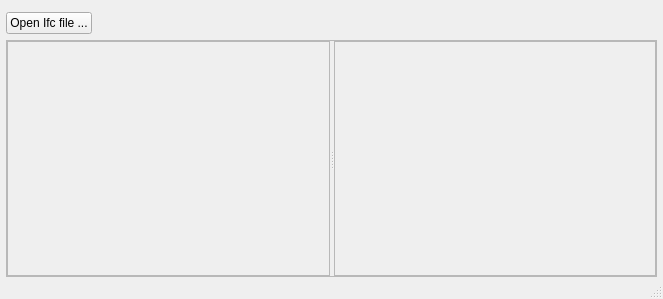
Before: the Qt Designer form IfcViewer/MainWindow.ui in HEShuang/IfcQtoRunner, drawn with Qt 5.
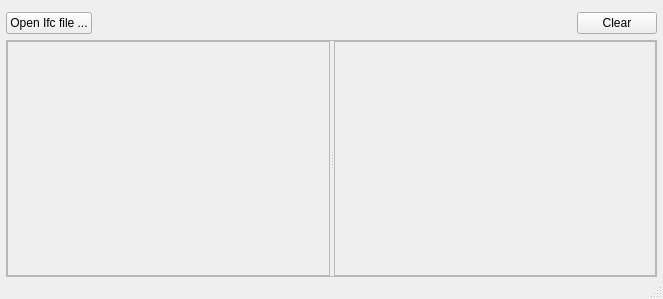
After: the same form once the commit is applied.

Commit message: add clear button

Patch:
```diff
--- a/IfcViewer/MainWindow.ui
+++ b/IfcViewer/MainWindow.ui
@@ -64,6 +64,13 @@
         </property>
        </widget>
       </item>
+      <item>
+       <widget class="QPushButton" name="btClear">
+        <property name="text">
+         <string>Clear</string>
+        </property>
+       </widget>
+      </item>
      </layout>
     </item>
     <item>
```
The commit also changes 2 other files.
